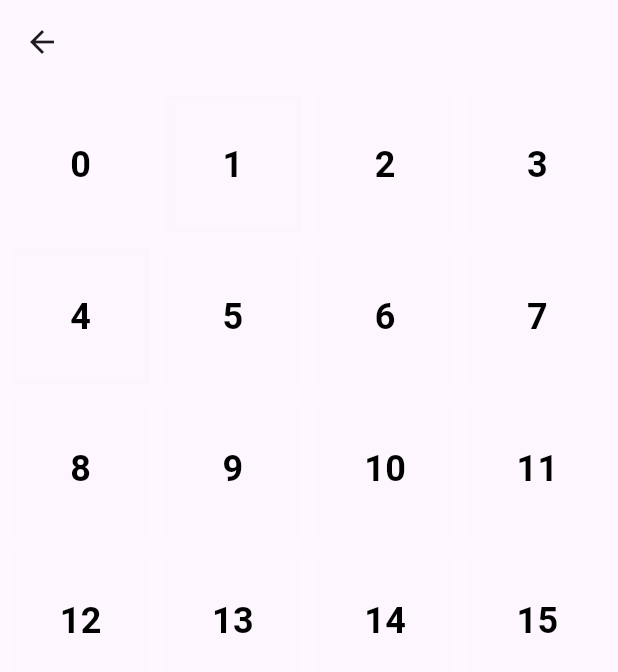
After one commit to Gytan1/amse_tp2, a Flutter app: the Exercice6Page screen opened directly, after a tap on the "arrow back" icon, on a phone screen of 412 x 824 dp. The commit adds this screen. Shown: the top 672 px of the screen. Run offline on Flutter 3.47's test engine with Material 3 defaults, Android fonts, the light colour scheme and no system bars.

Commit message:
début d'exercice 6 a finir

```diff
--- a/exercices/lib/homepage.dart
+++ b/exercices/lib/homepage.dart
@@ -7,6 +7,8 @@ import 'pages/exercice2.dart';
 import 'pages/exercice4.dart';
 import 'pages/exercice5.dart';
 import 'pages/exercice5b.dart';
+import 'pages/exercice6_base.dart';
+import 'pages/exercice6.dart';
 import 'pages/menu.dart';
 
 class MyHomePage extends StatelessWidget {
@@ -41,6 +43,11 @@ class MyHomePage extends StatelessWidget {
       case 6:
         page = Exercie5cPage();
         break;
+      case 7:
+        page = PositionedTiles();
+        break;
+      case 8:
+        page = Exercice6Page();
       default:
         page = MenuPage();
     }
--- a/exercices/lib/pages/exercice1.dart
+++ b/exercices/lib/pages/exercice1.dart
@@ -1,6 +1,6 @@
 import 'package:flutter/material.dart';
 import 'package:provider/provider.dart';
-import '../page_state.dart'; // Importez la classe PageState
+import '../page_state.dart';
 
 class Exercice1Page extends StatelessWidget {
   const Exercice1Page({super.key});
--- /dev/null
+++ b/exercices/lib/pages/exercice6.dart
@@ -0,0 +1,54 @@
+import 'package:flutter/material.dart';
+import 'package:provider/provider.dart';
+import '../page_state.dart';
+import '../widgets/TileGrid.dart';
+
+class Exercice6Page extends StatefulWidget {
+  const Exercice6Page({super.key});
+
+  @override
+  State<Exercice6Page> createState() => _Exercice6PageState();
+}
+
+class _Exercice6PageState extends State<Exercice6Page> {
+  int gridSize = 4;
+  TileGrid? tiles;
+
+  @override
+  void initState() {
+    super.initState();
+    tiles = TileGrid(gridSize);  // Initialisation après la création de l'état
+
+    tiles!.generate(gridSize);
+
+  }
+
+  @override
+  Widget build(BuildContext context) {
+    final pageState = Provider.of<PageState>(context, listen: false); // Accédez à l'état
+
+    return LayoutBuilder(
+      builder: (context, constraints) {
+        return Scaffold(
+          appBar: AppBar(
+            leading: IconButton(
+              icon: Icon(Icons.arrow_back),
+              onPressed: () => pageState.setIndex(0), // Retour au menu
+            ),
+          ),
+          body: Center(
+            child: Padding(
+              padding: const EdgeInsets.all(8.0),
+              child: GridView.count(
+                crossAxisCount: gridSize,
+                crossAxisSpacing: 10,
+                mainAxisSpacing: 10,
+                children: tiles!.getWidgets(),
+              ),
+            ),
+          ),
+        );
+      },
+    );
+  }
+}
--- a/exercices/lib/pages/menu.dart
+++ b/exercices/lib/pages/menu.dart
@@ -83,6 +83,28 @@ class MenuPage extends StatelessWidget {
                 },
               ),
             ),
+            Card(
+              child: ListTile(
+                trailing: const Icon(Icons.arrow_right_sharp),
+                title: const Text("Exercice 6 (base)"),
+                onTap: () {
+                  pageState.setIndex(
+                    7,
+                  ); // Met à jour l'index pour afficher Exercice4Page
+                },
+              ),
+            ),
+            Card(
+              child: ListTile(
+                trailing: const Icon(Icons.arrow_right_sharp),
+                title: const Text("Exercice 6"),
+                onTap: () {
+                  pageState.setIndex(
+                    8,
+                  ); // Met à jour l'index pour afficher Exercice4Page
+                },
+              ),
+            ),
           ],
         );
       },
--- /dev/null
+++ b/exercices/lib/widgets/TileGrid.dart
@@ -0,0 +1,69 @@
+import 'package:exercices/widgets/TileWidget.dart';
+import 'package:flutter/material.dart';
+
+class TileGrid {
+  List<TileWidget> tiles;
+  int size;
+
+  TileGrid(gridSize) : tiles = [], size = gridSize;
+
+  void generate(int size) {
+    tiles = [];
+    int index = 0;
+
+    for(int x = 0; x < size; x++) {
+      for(int y = 0; y < size; y++) {
+        TileWidget tile = TileWidget();
+
+        if(index == 0){
+          tile.model.isEmpty = true;
+        }
+
+        tile.model.index = index;
+
+        tiles.add(tile);
+
+        index++;
+      }
+    }
+
+    update();
+  }
+
+  void update() {
+    int empty_idx = 0;
+
+    // Trouver l'index de la tuile vide
+    for(int i = 0; i < size * size; i++) {
+      if(tiles[i].model.isEmpty) {
+        empty_idx = i;
+      }
+
+      // Désactiver le mouvement pour toutes les tuiles
+      tiles[i].model.canMove = false;
+    }
+
+    // Vérifier les cases adjacentes avant d'assigner canMove
+    if (empty_idx - size >= 0) {  // Case supérieure
+      tiles[empty_idx - size].model.canMove = true;
+    }
+    if (empty_idx + size < size * size) {  // Case inférieure
+      tiles[empty_idx + size].model.canMove = true;
+    }
+    if (empty_idx % size != 0) {  // Case à gauche
+      tiles[empty_idx - 1].model.canMove = true;
+    }
+    if (empty_idx % size != size - 1) {  // Case à droite
+      tiles[empty_idx + 1].model.canMove = true;
+    }
+  }
+
+  List<Widget> getWidgets() {
+    List<Widget> widgets = [];
+    for(TileWidget tile in tiles) {
+      widgets.add(tile.coloredBox());
+    }
+    return widgets;
+  }
+
+}
--- /dev/null
+++ b/exercices/lib/widgets/TileModel.dart
@@ -0,0 +1,62 @@
+import 'package:flutter/material.dart';
+import 'dart:math' as math;
+
+math.Random random = math.Random();
+
+class TileModel {
+  Color color;
+  Color borderColor;
+  bool canMove;
+  bool isEmpty;
+  int index;
+
+  //TileModel(this.color, this.borderColor, this.canMove, this.isEmpty, this.index);
+
+  TileModel()
+    : color = Color.fromARGB(0, 0, 0, 0),
+      borderColor = Color.fromARGB(0, 0, 0, 0),
+      canMove = false,
+      isEmpty = false,
+      index = 0;
+
+  Color getColor() {
+    if(isEmpty){
+      color =  Color.fromARGB(1, 255, 255, 255);  // Tile blanche, pas de bordure
+    }
+    else if(canMove){
+      color = Color.fromARGB(1, 90, 90, 90);      // Tile grise, bordure rouge
+    }
+    else{
+      color = Color.fromARGB(1, 90, 90, 90);      // Tile grise, pas de bordure
+    }
+    return color;
+  }
+
+  Color getBorderColor() {
+    if(isEmpty){
+      borderColor =  Color.fromARGB(0, 255, 0, 0);  // Tile blanche, pas de bordure
+    }
+    else if(canMove){
+      borderColor =  Color.fromARGB(1, 255, 0, 0);  // Tile grise, bordure rouge
+    }
+    else{
+      borderColor =  Color.fromARGB(0, 255, 0, 0);  // Tile grise, pas de bordure
+    }
+    return borderColor;
+  }
+
+  void updateTile() {
+    if(isEmpty){
+      color =  Color.fromARGB(1, 255, 255, 255);  // Tile blanche, pas de bordure
+      borderColor =  Color.fromARGB(0, 255, 0, 0);
+    }
+    else if(canMove){
+      color = Color.fromARGB(1, 90, 90, 90);      // Tile grise, bordure rouge
+      borderColor =  Color.fromARGB(1, 255, 0, 0);
+    }
+    else{
+      color = Color.fromARGB(1, 90, 90, 90);      // Tile grise, pas de bordure
+      borderColor =  Color.fromARGB(0, 255, 0, 0);
+    }
+  }
+}
--- /dev/null
+++ b/exercices/lib/widgets/TileWidget.dart
@@ -0,0 +1,36 @@
+import 'package:flutter/material.dart';
+import 'TileModel.dart';
+
+class TileWidget extends StatelessWidget {
+  final TileModel model;
+
+  TileWidget({super.key}) : model = TileModel();
+
+  @override
+  Widget build(BuildContext context) {
+    return coloredBox();
+  }
+
+  Widget coloredBox() {
+  return Container(
+    decoration: BoxDecoration(
+      color: model.getColor(),
+      border: Border.all(
+        color: model.getBorderColor(), // Couleur de la bordure
+        width: 3, // Épaisseur de la bordure
+      ),
+    ),
+    child: Center(
+      child: Text(
+        '${model.index}',
+        style: TextStyle(
+          fontSize: 24,
+          fontWeight: FontWeight.bold,
+          color: Colors.black,
+        ),
+      ),
+    ),
+  );
+}
+
+}
```
Also changed, not shown: exercices/lib/pages/exercice6_base.dart (added, +76 -0 lines).
